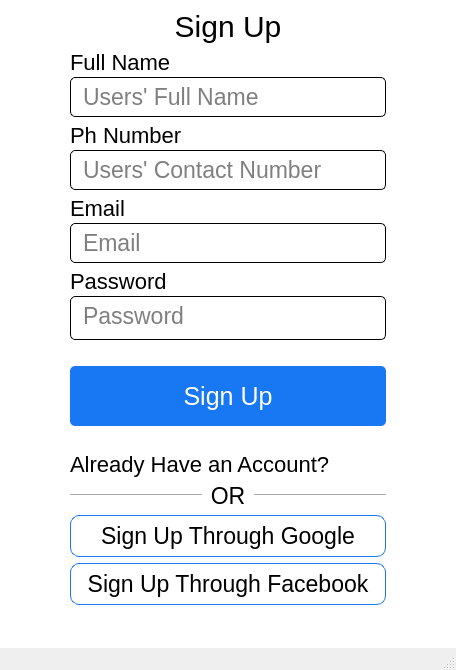
Before: the Qt Designer form UI/signup.ui in Paurakh977/Samadhan, drawn with Qt 5.
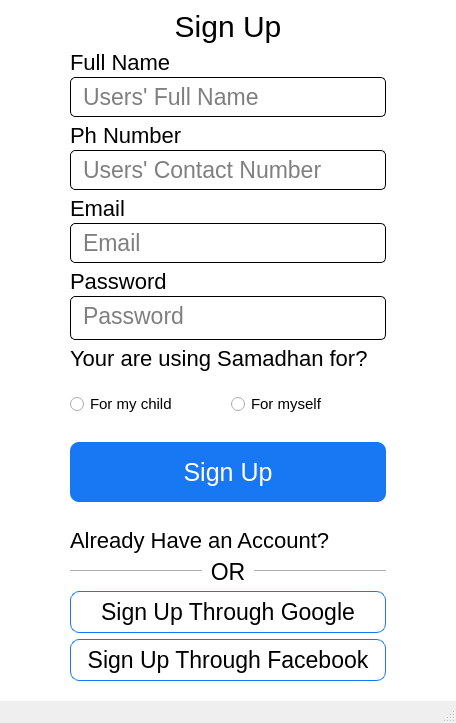
After: the same form once the commit is applied. Icons and pictures are not drawn.

Commit message: radio addedin sign-up

Diff of the .ui file:
```diff
--- a/UI/signup.ui
+++ b/UI/signup.ui
@@ -39,7 +39,8 @@
 #reset_btn,
 #ph_nmbr_lbl,
 #Name_lbl,
-#signup_btn {
+#signup_btn,
+#text_lbl {
     font-size: 22px;
 }
 
@@ -84,7 +85,7 @@
 #sign_in_btn {
     color: #fff; /* Set text color to white */
     background-color: #1877F2; /* Set background color to a specific shade of blue */
-    border-radius: 5px; /* Apply rounded corners to the login button */
+    border-radius: 9px; /* Apply rounded corners to the login button */
     min-height: 40px; /* Set a minimum height for the login button */
     padding: 10px; /* Add padding inside the login button */
     margin: 20px 0; /* Add margin to the top and bottom of the login button */
@@ -106,6 +107,20 @@
 #signup_btn:hover {
     color: #1877F2;
 }
+#myself_rad,#child_rad{
+font-size:15px;
+}
+
+
+#myself_rad:hover ,
+#child_rad:hover {
+color:#1877F2;
+}
+#myself_rad:checked ,
+#child_rad:checked {
+color:#1877F2;
+}
+
 </string>
    </property>
    <layout class="QVBoxLayout" name="verticalLayout_5">
@@ -116,7 +131,7 @@
      <number>70</number>
     </property>
     <property name="bottomMargin">
-     <number>0</number>
+     <number>20</number>
     </property>
     <item>
      <widget class="QLabel" name="Signup_lbl">
@@ -438,6 +453,34 @@
       </item>
      </layout>
     </item>
+    <item>
+     <widget class="QLabel" name="text_lbl">
+      <property name="text">
+       <string>Your are using Samadhan for?</string>
+      </property>
+     </widget>
+    </item>
+    <item>
+     <layout class="QHBoxLayout" name="horizontalLayout">
+      <property name="topMargin">
+       <number>15</number>
+      </property>
+      <item>
+       <widget class="QRadioButton" name="child_rad">
+        <property name="text">
+         <string>For my child</string>
+        </property>
+       </widget>
+      </item>
+      <item>
+       <widget class="QRadioButton" name="myself_rad">
+        <property name="text">
+         <string>For myself</string>
+        </property>
+       </widget>
+      </item>
+     </layout>
+    </item>
     <item>
      <widget class="QPushButton" name="sign_in_btn">
       <property name="cursor">
```
The commit also changes 1 other file.
